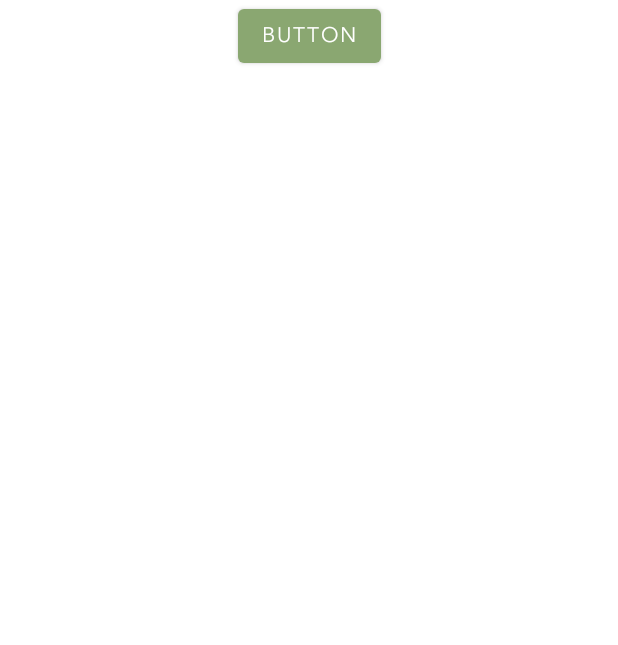
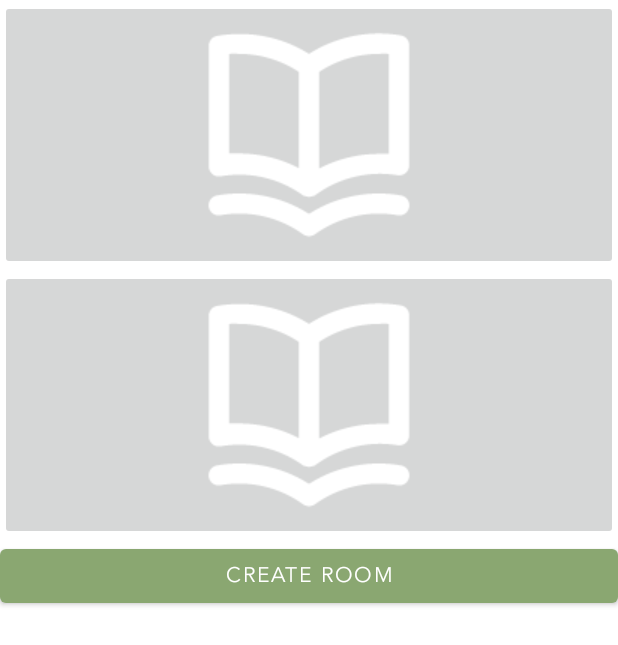
Before and after one commit to ganzorig/MeditationApp, an Android app: the fragment ForumFragment shown on its own in the app's theme, on a phone screen of 412 x 824 dp. Shown: the top 645 px of the screen. Run offline under Robolectric (Android 15) with nearby library versions, the light colour scheme and no system bars.

Commit message:
Added forum section

```diff
--- a/app/src/main/java/com/miu/meditationapp/ui/main/ForumFragment.kt
+++ b/app/src/main/java/com/miu/meditationapp/ui/main/ForumFragment.kt
@@ -6,27 +6,27 @@ import androidx.fragment.app.Fragment
 import android.view.LayoutInflater
 import android.view.View
 import android.view.ViewGroup
+import com.miu.meditationapp.ForumBody
 import com.miu.meditationapp.R
 import com.miu.meditationapp.messages.LatestMessagesActivity
 import com.miu.meditationapp.messages.NewMessageActivity
 import kotlinx.android.synthetic.main.fragment_forum.*
 import kotlinx.android.synthetic.main.fragment_forum.view.*
+import kotlinx.android.synthetic.main.activity_forum_new_post.*
+import kotlinx.android.synthetic.main.fragment_home.*
+import kotlinx.android.synthetic.main.fragment_home.view.*
 
 
 class ForumFragment : Fragment() {
 
     override fun onCreateView(
-
-
         inflater: LayoutInflater, container: ViewGroup?,
         savedInstanceState: Bundle?
 
     ): View? {
         val view = inflater.inflate(R.layout.fragment_forum, container, false)
-        view.button2.setOnClickListener {
-            val intent = Intent(activity, LatestMessagesActivity::class.java)
-            startActivity(intent)
-
+        view.forum1.setOnClickListener {
+            startActivity(Intent(activity, ForumBody::class.java))
         }
         return view
 
--- a/app/src/main/res/layout/fragment_forum.xml
+++ b/app/src/main/res/layout/fragment_forum.xml
@@ -7,23 +7,33 @@
     tools:context=".messages.LatestMessagesActivity">
 
 
-    <Button
-        android:id="@+id/button2"
-        android:layout_width="wrap_content"
-        android:layout_height="wrap_content"
-        android:text="Button"
-        app:layout_constraintEnd_toEndOf="parent"
-        app:layout_constraintStart_toStartOf="parent"
-        app:layout_constraintTop_toTopOf="@+id/recyclerview_latest_messages" />
-
-    <androidx.recyclerview.widget.RecyclerView
-        android:id="@+id/recyclerview_latest_messages"
-        android:layout_width="0dp"
-        android:layout_height="0dp"
+    <LinearLayout
+        android:layout_width="match_parent"
+        android:layout_height="match_parent"
+        android:orientation="vertical"
         app:layout_constraintBottom_toBottomOf="parent"
         app:layout_constraintEnd_toEndOf="parent"
         app:layout_constraintStart_toStartOf="parent"
-        app:layout_constraintTop_toTopOf="parent" >
+        app:layout_constraintTop_toTopOf="parent">
 
-    </androidx.recyclerview.widget.RecyclerView>
+        <ImageButton
+            android:id="@+id/forum1"
+            android:layout_width="match_parent"
+            android:layout_height="wrap_content"
+            android:src="@drawable/learn" />
+
+        <ImageButton
+            android:id="@+id/forum2"
+            android:layout_width="match_parent"
+            android:layout_height="wrap_content"
+            android:src="@drawable/learn" />
+
+        <Button
+            android:id="@+id/btn_createforumroom"
+            android:layout_width="match_parent"
+            android:layout_height="wrap_content"
+            android:text="Create Room" />
+    </LinearLayout>
+
+
 </androidx.constraintlayout.widget.ConstraintLayout>
```
Also changed, not shown: app/src/main/AndroidManifest.xml (+12 -7 lines), app/src/main/java/com/miu/meditationapp/ForumBody.kt (added, +73 -0 lines), app/src/main/java/com/miu/meditationapp/ForumNewPost.kt (added, +46 -0 lines), app/src/main/java/com/miu/meditationapp/RecyclerAdapter.kt (added, +85 -0 lines), app/src/main/res/layout/activity_forum_body.xml (added, +30 -0 lines), app/src/main/res/layout/activity_forum_new_post.xml (added, +32 -0 lines), app/src/main/res/layout/post_history_items.xml (added, +39 -0 lines).
